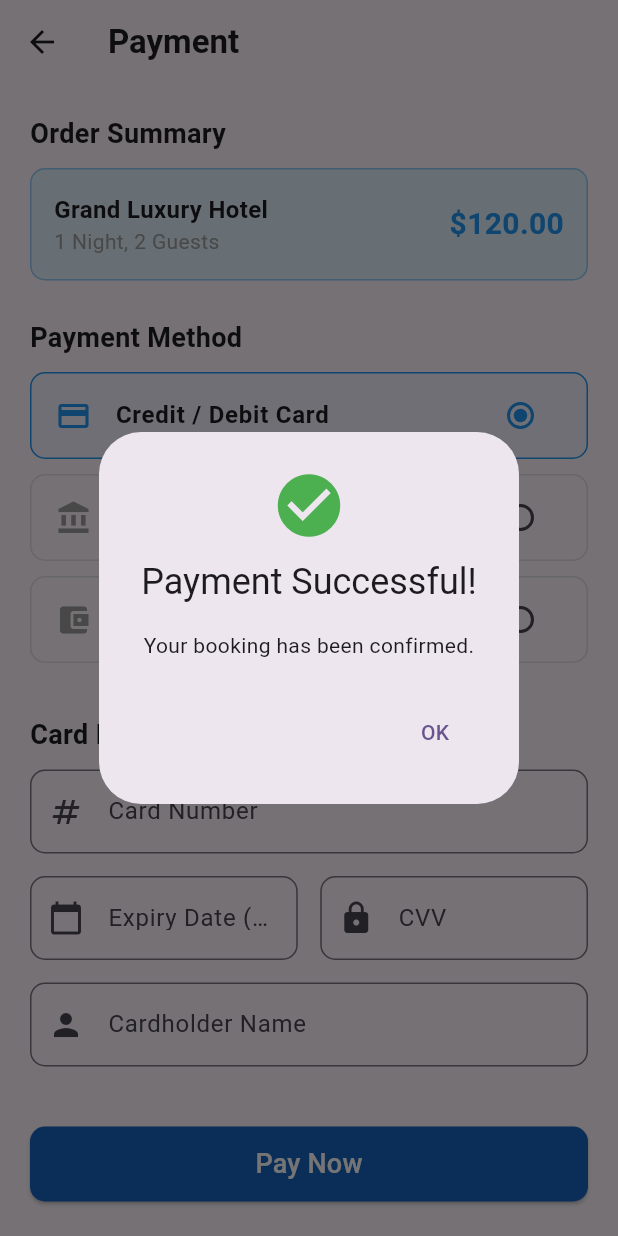
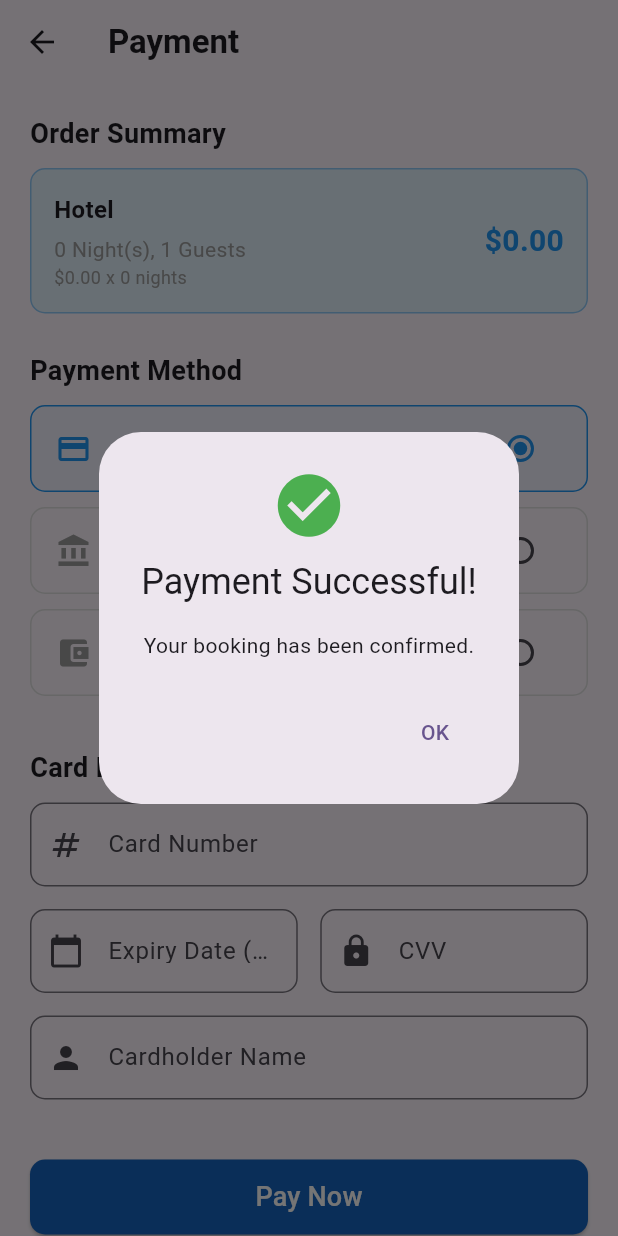
Before and after one commit to Natsoons/MobProgUAS, a Flutter app: the PaymentPage screen opened directly, after a tap on "Pay Now", on a phone screen of 412 x 824 dp. Run offline on Flutter 3.47's test engine with Material 3 defaults, Android fonts, the phone set to English and light mode, and no system bars; our stand-ins replace sqflite; accounts and stored records are empty.

```diff
--- a/lib/pages/payment.dart
+++ b/lib/pages/payment.dart
@@ -1,7 +1,16 @@
 import 'package:flutter/material.dart';
+import 'package:mobprog_uas/services/db_helper.dart';
+import 'package:provider/provider.dart';
+import 'package:mobprog_uas/providers/auth_provider.dart';
 
 class PaymentPage extends StatefulWidget {
-  const PaymentPage({super.key});
+  final Map<String, dynamic>? hotel;
+  final int nights;
+  final int guests;
+  final String? checkin;
+  final String? checkout;
+
+  const PaymentPage({super.key, this.hotel, this.nights = 0, this.guests = 1, this.checkin, this.checkout});
 
   @override
   State<PaymentPage> createState() => _PaymentPageState();
@@ -9,9 +18,13 @@ class PaymentPage extends StatefulWidget {
 
 class _PaymentPageState extends State<PaymentPage> {
   int _selectedMethod = 0;
+  final DBHelper _db = DBHelper();
 
   @override
   Widget build(BuildContext context) {
+    final double total = _computeTotal();
+    final double pricePerNight = _getPricePerNight();
+
     return Scaffold(
       appBar: AppBar(
         title: const Text("Payment", style: TextStyle(fontWeight: FontWeight.bold)),
@@ -31,17 +44,22 @@ class _PaymentPageState extends State<PaymentPage> {
                   borderRadius: BorderRadius.circular(10),
                   border: Border.all(color: Colors.blue.shade200),
                 ),
-                child: const Row(
+                child: Row(
                   mainAxisAlignment: MainAxisAlignment.spaceBetween,
                   children: [
                     Column(
                       crossAxisAlignment: CrossAxisAlignment.start,
                       children: [
-                        Text("Grand Luxury Hotel", style: TextStyle(fontWeight: FontWeight.bold, fontSize: 16)),
-                        Text("1 Night, 2 Guests", style: TextStyle(color: Colors.grey)),
+                        Text(widget.hotel?['name'] ?? 'Hotel', style: const TextStyle(fontWeight: FontWeight.bold, fontSize: 16)),
+                        const SizedBox(height: 5),
+                        Text('${widget.nights} Night(s), ${widget.guests} Guests', style: const TextStyle(color: Colors.grey)),
+                        Text(
+                          '${_formatPrice(pricePerNight)} x ${widget.nights} nights',
+                          style: TextStyle(color: Colors.grey.shade500, fontSize: 12)
+                        ),
                       ],
                     ),
-                    Text("\$120.00", style: TextStyle(fontSize: 20, fontWeight: FontWeight.bold, color: Colors.blue)),
+                    Text(_formatPrice(total), style: const TextStyle(fontSize: 20, fontWeight: FontWeight.bold, color: Colors.blue)),
                   ],
                 ),
               ),
@@ -111,7 +129,7 @@ class _PaymentPageState extends State<PaymentPage> {
                     shape: RoundedRectangleBorder(borderRadius: BorderRadius.circular(10)),
                   ),
                   onPressed: () {
-                    _showSuccessDialog();
+                    _showSuccessDialog(total);
                   },
                   child: const Text("Pay Now", style: TextStyle(color: Colors.white, fontSize: 18)),
                 ),
@@ -147,7 +165,7 @@ class _PaymentPageState extends State<PaymentPage> {
     );
   }
 
-  void _showSuccessDialog() {
+  void _showSuccessDialog(double totalAmount) {
     showDialog(
       context: context,
       builder: (BuildContext context) {
@@ -162,9 +180,24 @@ class _PaymentPageState extends State<PaymentPage> {
           content: const Text("Your booking has been confirmed.", textAlign: TextAlign.center),
           actions: [
             TextButton(
-              onPressed: () {
-                Navigator.pop(context); // Close dialog
-                Navigator.pop(context); // Go back to Booking page
+              onPressed: () async {
+                final auth = Provider.of<AuthProvider>(context, listen: false);
+                final email = auth.user?.email ?? '';
+                final booking = {
+                  'email': email,
+                  'hotel_name': widget.hotel?['name'] ?? '',
+                  'hotel_id': widget.hotel?['id']?.toString() ?? '',
+                  'checkin': widget.checkin ?? '',
+                  'checkout': widget.checkout ?? '',
+                  'nights': widget.nights,
+                  'guests': widget.guests,
+                  'total': totalAmount,
+                };
+                await _db.insertBooking(booking);
+                if (!mounted) return;
+                Navigator.pop(context);
+                if (!mounted) return;
+                Navigator.pushReplacementNamed(context, '/bookings');
               },
               child: const Text("OK"),
             ),
@@ -173,4 +206,20 @@ class _PaymentPageState extends State<PaymentPage> {
       },
     );
   }
+
+  double _getPricePerNight() {
+    var rawPrice = widget.hotel?['price'];
+    if (rawPrice == null) return 0.0;
+    String cleanString = rawPrice.toString().replaceAll(RegExp(r'[^0-9.]'), '');
+    return double.tryParse(cleanString) ?? 0.0;
+  }
+
+  double _computeTotal() {
+    return _getPricePerNight() * widget.nights;
+  }
+
+  String _formatPrice(double v) {
+    final symbol = widget.hotel?['currency'] ?? '\$';
+    return '$symbol${v.toStringAsFixed(2)}';
+  }
 }
```
